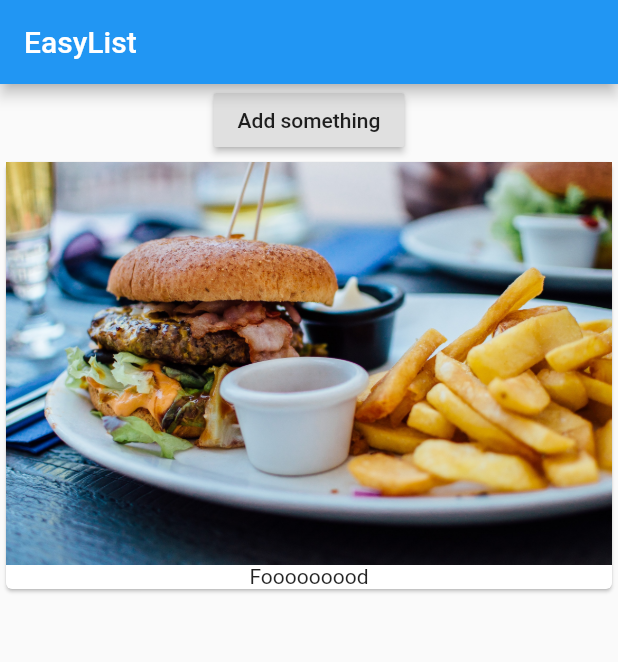
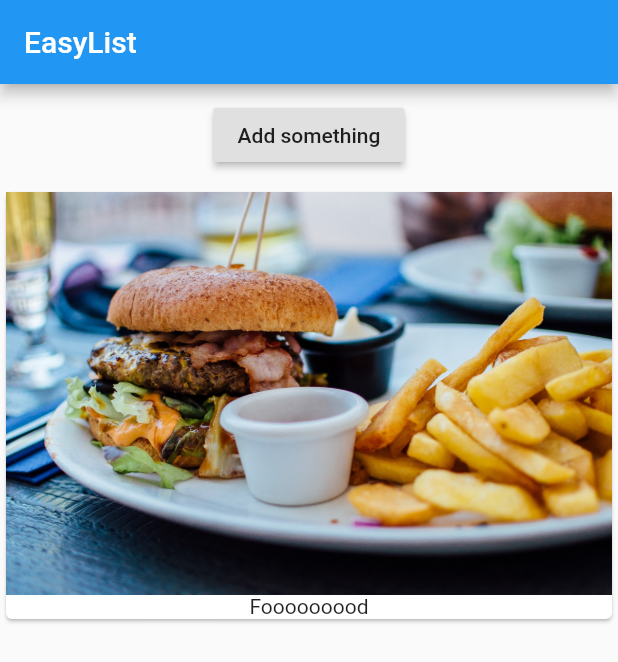
Before and after one commit to roushjac/flutter_test_app, a Flutter app: the screen it shows after launch, on a phone screen of 412 x 824 dp. Shown: the top 662 px of the screen. Run offline on Flutter 3.47's test engine with Material 2 defaults, Android fonts, the phone set to English and light mode, and no system bars.

Commit message:
Add margin around top button

```diff
--- a/lib/main.dart
+++ b/lib/main.dart
@@ -15,10 +15,13 @@ class MyApp extends StatelessWidget {
           title: Text('EasyList'),
         ),
         body: Column(children: <Widget>[
-          RaisedButton(
-            child: Text('Add something'),
-            onPressed: () {}
-          ),
+          Container(
+            margin: EdgeInsets.all(10.0),
+            child:
+                RaisedButton(
+                  child: Text('Add something'),
+                  onPressed: () {}
+                )),
           Card(
               child: Column(
             children: <Widget>[
```
